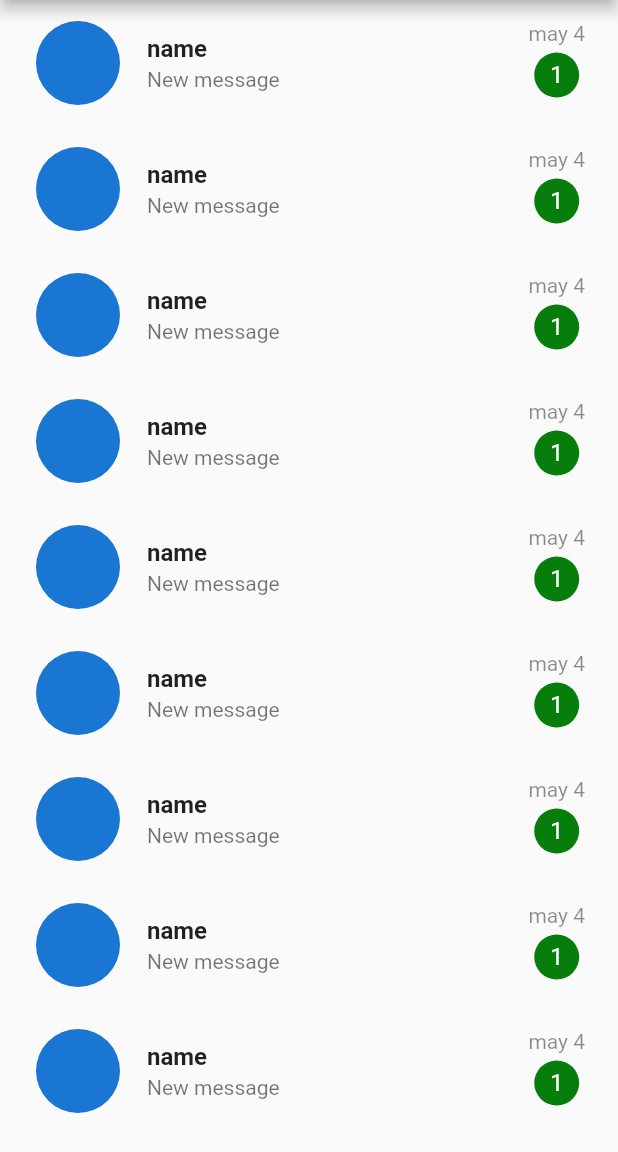
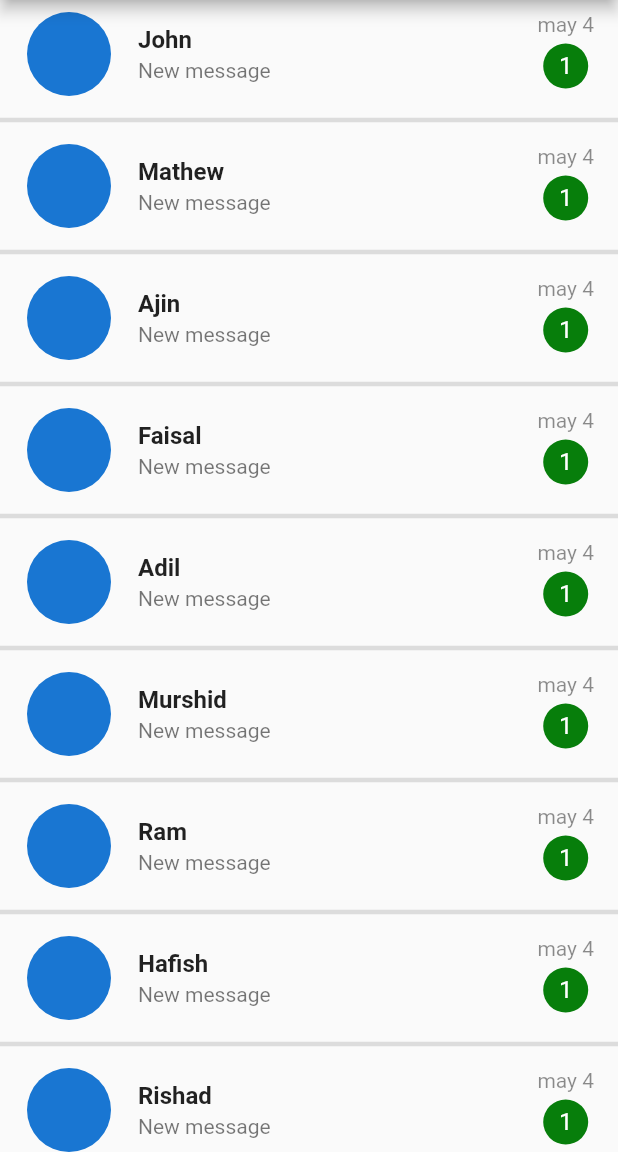
Before and after one commit to shifink/telegram, a Flutter app: the HomePage screen opened directly, on a phone screen of 412 x 824 dp, the part 84-1236 px from its top. Run offline on Flutter 3.47's test engine with Material 2 defaults, Android fonts, the phone set to English and light mode, and no system bars; our stand-ins replace smooth_page_indicator.

Commit message:
second commit

```diff
--- /dev/null
+++ b/lib/ulits/database/database_const.dart
@@ -0,0 +1,9 @@
+class ChatNames {
+  static List name=[
+    "John","Mathew","Ajin","Faisal",
+    "Adil","Murshid","Ram","Hafish",
+    "Rishad","Sona","Chirsteena","Jasmin",
+    "James","Joseph","Elijah","Andrew","Michael"
+  ];
+
+}
--- a/lib/view/home_Page/home_page.dart
+++ b/lib/view/home_Page/home_page.dart
@@ -1,4 +1,6 @@
 import 'package:flutter/material.dart';
+import 'package:test_page/ulits/database/database_const.dart';
+
 
 class HomePage extends StatefulWidget {
   const HomePage({super.key});
@@ -22,16 +24,39 @@ class _HomePageState extends State<HomePage> {
           ],
         ),
         drawer: Drawer(),
-        body: ListView.builder(
-          itemCount: 20,
-          itemBuilder: (context, index) => Padding(
-            padding: const EdgeInsets.all(6.0),
-            child: ListTile(
+        // body: ListView.builder(
+        //   itemCount: ChatNames.name.length,
+        //   itemBuilder: (context, index) => Padding(
+        //     padding: const EdgeInsets.all(6.0),
+        //     child: ListTile(
+        //       leading: CircleAvatar(
+        //         radius:  30,
+        //       ),
+        //       title: Text(
+        //         ChatNames.name[index],
+        //         style: TextStyle(fontWeight: FontWeight.w700),
+        //       ),
+        //       subtitle: Text("New message"),
+        //       trailing: Column(
+        //         children: [
+        //           Text("may 4",style: TextStyle(color: Colors.black45),),
+        //           SizedBox(height: 5,),
+        //           CircleAvatar(radius: 15,
+        //           backgroundColor: Color.fromARGB(255, 7, 126, 11),
+        //           child: Text("1",style: TextStyle(color: Colors.white),),
+        //           )
+        //         ],
+        //       ),
+
+        //     ),
+        //   ),
+        // ),
+        body: ListView.separated(itemBuilder:(context, index) =>  ListTile(
           leading: CircleAvatar(
             radius:  30,
           ),
           title: Text(
-                "name",
+            ChatNames.name[index],
             style: TextStyle(fontWeight: FontWeight.w700),
           ),
           subtitle: Text("New message"),
@@ -46,8 +71,7 @@ class _HomePageState extends State<HomePage> {
             ],
           ),
 
-            ),
-          ),
-        ));
+        ), separatorBuilder: (context, index) => Divider(thickness: 3,), itemCount:  ChatNames.name.length),
+        );
   }
 }
```
Also changed, not shown: lib/view/chat_page/chat_page.dart (added, +15 -0 lines), 21 other files. Lines whose indentation alone changed are shown as unchanged.
